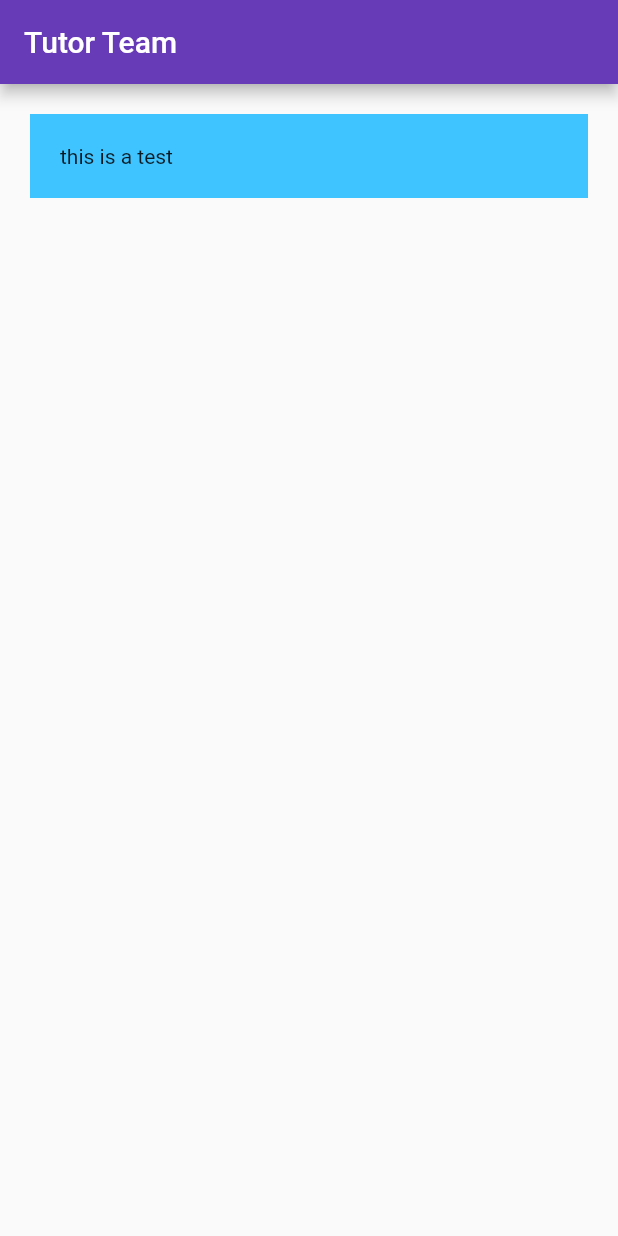
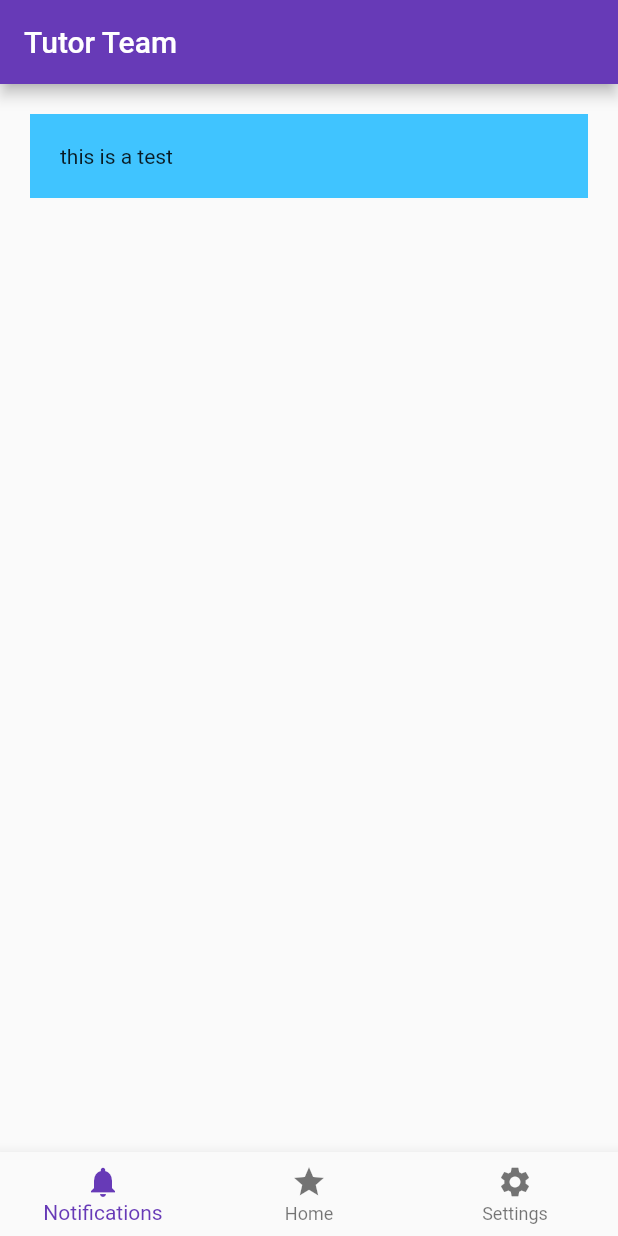
Before and after one commit to taylorziegler/teamteam, a Flutter app: the screen it shows after launch, on a phone screen of 412 x 824 dp. Run offline on Flutter 3.47's test engine with Material 2 defaults, Android fonts, the phone set to English and light mode, and no system bars.

Commit message:
created a basic UI for the home page

```diff
--- a/client/flutter_app/lib/main.dart
+++ b/client/flutter_app/lib/main.dart
@@ -19,6 +19,7 @@ class MyApp extends StatelessWidget {
   }
 }
 
+// ------------------------- myhomepage -------------------------
 class MyHomePage extends StatefulWidget {
   MyHomePage({Key key, this.title}) : super(key: key);
 
@@ -85,6 +86,54 @@ class _MyHomePageState extends State<MyHomePage> {
           ],
         ),
       ), // This trailing comma makes auto-formatting nicer for build methods.
+      bottomNavigationBar: new BottomNavigationBar(
+          items: [
+            new BottomNavigationBarItem(
+              icon: const Icon(Icons.notifications),
+              title: new Text('Notifications'),
+            ),
+
+            new BottomNavigationBarItem(
+              icon: const Icon(Icons.star),
+              title: new Text('Home'),
+            ),
+
+            new BottomNavigationBarItem(
+              icon: const Icon(Icons.settings),
+              title: new Text('Settings'),
+            )
+          ]
+
+      ),
     );
+
   }
 }
+
+@override
+Widget build(BuildContext context) {
+  return new Scaffold(
+    appBar: new AppBar(
+      title: new Text('App Name'),
+    ),
+    bottomNavigationBar: new BottomNavigationBar(
+        items: [
+          new BottomNavigationBarItem(
+            icon: const Icon(Icons.star),
+            title: new Text('Title'),
+          ),
+
+          new BottomNavigationBarItem(
+            icon: const Icon(Icons.star),
+            title: new Text('Title'),
+          ),
+
+          new BottomNavigationBarItem(
+            icon: const Icon(Icons.star),
+            title: new Text('Title'),
+          )
+        ]
+
+    ),
+  );
+}
```
